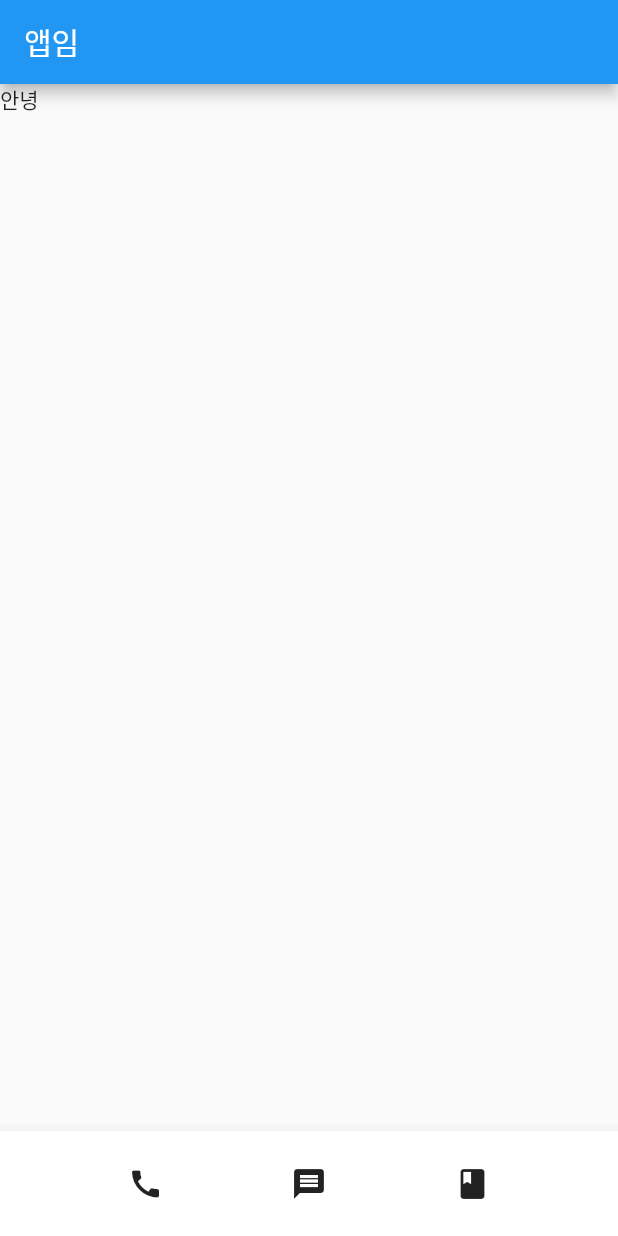
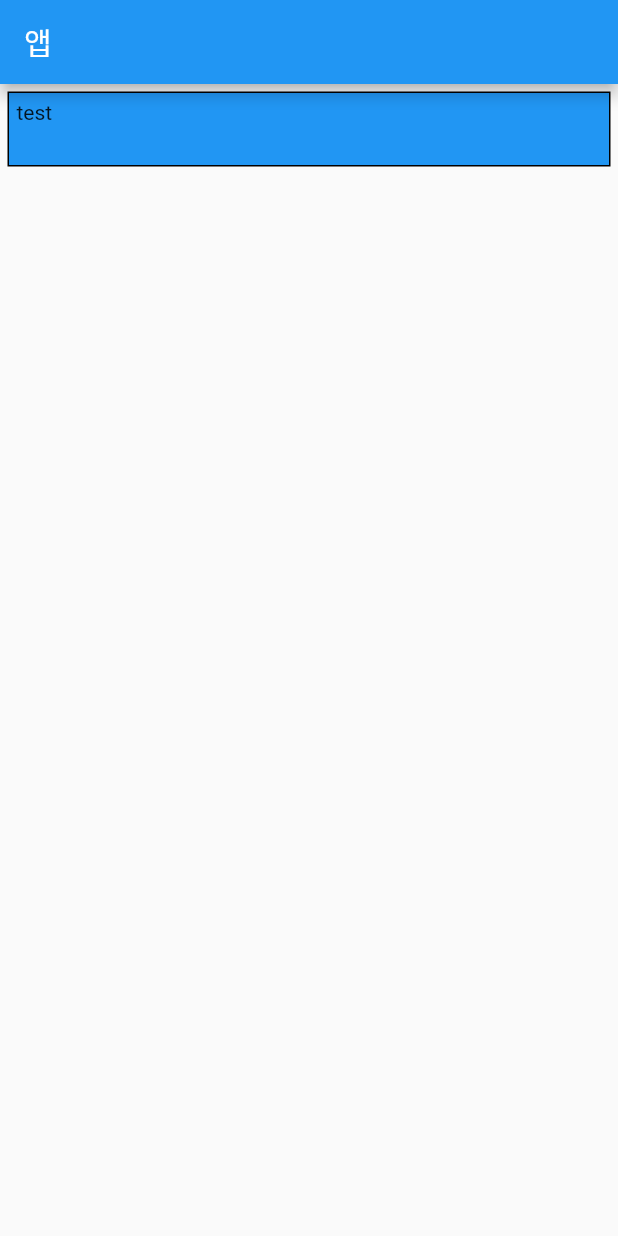
Before and after one commit to sopogen/contact_manager, a Flutter app: the screen it shows after launch, on a phone screen of 412 x 824 dp. Run offline on Flutter 3.47's test engine with Material 2 defaults, Android fonts, the light colour scheme and no system bars.

Commit message:
Chore: add box decorator

```diff
--- a/contact_manager/lib/main.dart
+++ b/contact_manager/lib/main.dart
@@ -10,18 +10,18 @@ class MyApp extends StatelessWidget {
   Widget build(BuildContext context) {
     return MaterialApp(
         home: Scaffold(
-            appBar: AppBar(title: Text("앱임")),
-            body: Text('안녕'),
-            bottomNavigationBar: BottomAppBar(
-                child: SizedBox(
-              height: 70,
-              child: Row(
-                  mainAxisAlignment: MainAxisAlignment.spaceEvenly,
-                  children: [
-                    Icon(Icons.call),
-                    Icon(Icons.message),
-                    Icon(Icons.book)
-                  ]),
-            ))));
+            appBar: AppBar(title: Text("앱")),
+            body: Align(
+              alignment: Alignment.topCenter,
+              child: Container(
+                  width: double.infinity,
+                  height: 50,
+                  margin: EdgeInsets.all(5),
+                  padding: EdgeInsets.all(5),
+                  decoration: BoxDecoration(
+                      border: Border.all(color: Colors.black),
+                      color: Colors.blue),
+                  child: Text('test')),
+            )));
   }
 }
```
